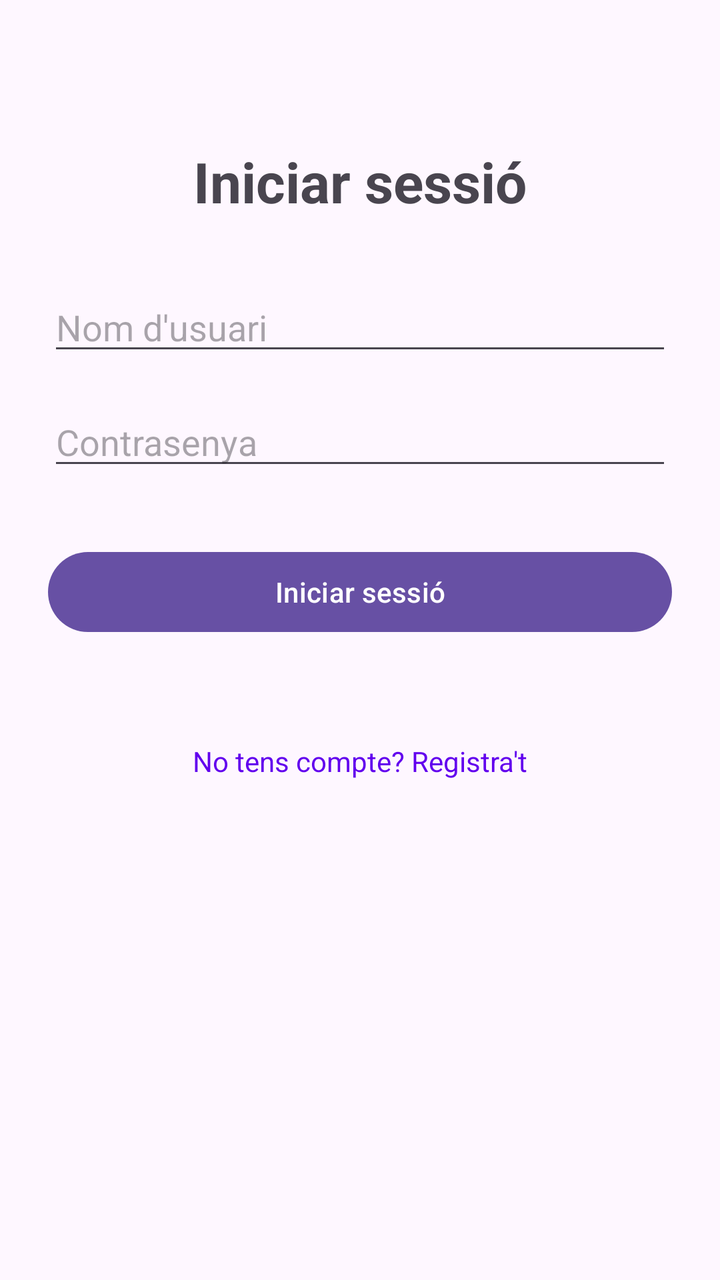
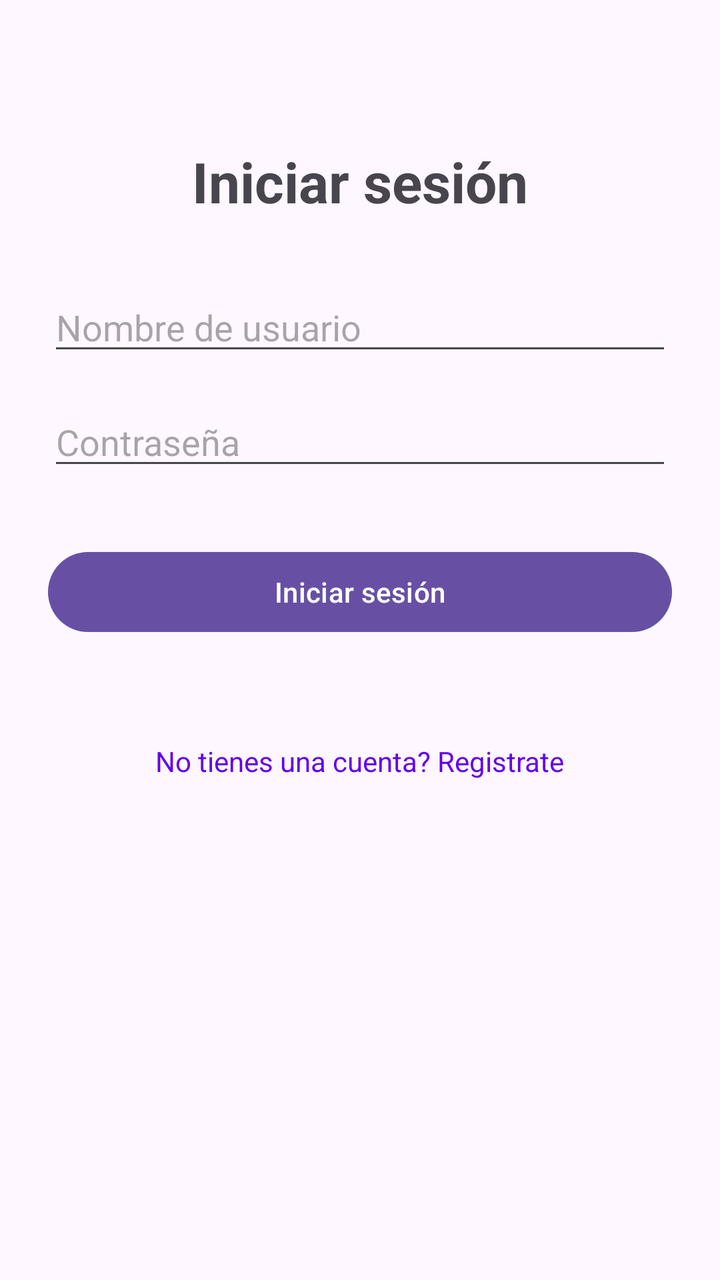

Compare the two renders of this Android layout. The source of the first and the diff that turns it into the second are given below.
<!-- AndroidManifest.xml: application theme Theme.Projecte -->
<!-- res/layout/activity_login.xml -->
<?xml version="1.0" encoding="utf-8"?>
<androidx.constraintlayout.widget.ConstraintLayout
    xmlns:android="http://schemas.android.com/apk/res/android"
    xmlns:app="http://schemas.android.com/apk/res-auto"
    android:id="@+id/main"
    android:layout_width="match_parent"
    android:layout_height="match_parent"
    android:padding="24dp">

    <TextView
        android:id="@+id/tvTitol"
        android:layout_width="wrap_content"
        android:layout_height="wrap_content"
        android:text="Iniciar sessió"
        android:textSize="28sp"
        android:textStyle="bold"
        app:layout_constraintTop_toTopOf="parent"
        app:layout_constraintStart_toStartOf="parent"
        app:layout_constraintEnd_toEndOf="parent"
        android:layout_marginTop="48dp"/>

    <EditText
        android:id="@+id/etNom"
        android:layout_width="0dp"
        android:layout_height="wrap_content"
        android:hint="Nom d'usuari"
        android:inputType="text"
        app:layout_constraintTop_toBottomOf="@id/tvTitol"
        app:layout_constraintStart_toStartOf="parent"
        app:layout_constraintEnd_toEndOf="parent"
        android:layout_marginTop="32dp"/>

    <EditText
        android:id="@+id/etContrasenya"
        android:layout_width="0dp"
        android:layout_height="wrap_content"
        android:hint="Contrasenya"
        android:inputType="textPassword"
        app:layout_constraintTop_toBottomOf="@id/etNom"
        app:layout_constraintStart_toStartOf="parent"
        app:layout_constraintEnd_toEndOf="parent"
        android:layout_marginTop="16dp"/>

    <Button
        android:id="@+id/btnLogin"
        android:layout_width="0dp"
        android:layout_height="wrap_content"
        android:text="Iniciar sessió"
        app:layout_constraintTop_toBottomOf="@id/etContrasenya"
        app:layout_constraintStart_toStartOf="parent"
        app:layout_constraintEnd_toEndOf="parent"
        android:layout_marginTop="32dp"/>

    <TextView
        android:id="@+id/tvError"
        android:layout_width="0dp"
        android:layout_height="wrap_content"
        android:text=""
        android:textColor="#D32F2F"
        android:textAlignment="center"
        app:layout_constraintTop_toBottomOf="@id/btnLogin"
        app:layout_constraintStart_toStartOf="parent"
        app:layout_constraintEnd_toEndOf="parent"
        android:layout_marginTop="16dp"/>

    <TextView
        android:id="@+id/tvAnarARegistre"
        android:layout_width="wrap_content"
        android:layout_height="wrap_content"
        android:text="No tens compte? Registra't"
        android:textColor="#6200EE"
        android:padding="8dp"
        app:layout_constraintTop_toBottomOf="@id/tvError"
        app:layout_constraintStart_toStartOf="parent"
        app:layout_constraintEnd_toEndOf="parent"
        android:layout_marginTop="8dp"/>

</androidx.constraintlayout.widget.ConstraintLayout>
<!-- resources referenced by this layout -->
<resources>
  <style name="Theme.Projecte" parent="Base.Theme.Projecte" />
  <style name="Base.Theme.Projecte" parent="Theme.Material3.DayNight.NoActionBar">
          
          
      </style>
</resources>

<!-- the commit's change to res/layout/activity_login.xml (unified diff, before → after) -->
@@ -11,7 +11,7 @@
         android:id="@+id/tvTitol"
         android:layout_width="wrap_content"
         android:layout_height="wrap_content"
-        android:text="Iniciar sessió"
+        android:text="Iniciar sesión"
         android:textSize="28sp"
         android:textStyle="bold"
         app:layout_constraintTop_toTopOf="parent"
@@ -23,7 +23,7 @@
         android:id="@+id/etNom"
         android:layout_width="0dp"
         android:layout_height="wrap_content"
-        android:hint="Nom d'usuari"
+        android:hint="Nombre de usuario"
         android:inputType="text"
         app:layout_constraintTop_toBottomOf="@id/tvTitol"
         app:layout_constraintStart_toStartOf="parent"
@@ -34,7 +34,7 @@
         android:id="@+id/etContrasenya"
         android:layout_width="0dp"
         android:layout_height="wrap_content"
-        android:hint="Contrasenya"
+        android:hint="Contraseña"
         android:inputType="textPassword"
         app:layout_constraintTop_toBottomOf="@id/etNom"
         app:layout_constraintStart_toStartOf="parent"
@@ -45,7 +45,7 @@
         android:id="@+id/btnLogin"
         android:layout_width="0dp"
         android:layout_height="wrap_content"
-        android:text="Iniciar sessió"
+        android:text="Iniciar sesión"
         app:layout_constraintTop_toBottomOf="@id/etContrasenya"
         app:layout_constraintStart_toStartOf="parent"
         app:layout_constraintEnd_toEndOf="parent"
@@ -67,7 +67,7 @@
         android:id="@+id/tvAnarARegistre"
         android:layout_width="wrap_content"
         android:layout_height="wrap_content"
-        android:text="No tens compte? Registra't"
+        android:text="No tienes una cuenta? Registrate"
         android:textColor="#6200EE"
         android:padding="8dp"
         app:layout_constraintTop_toBottomOf="@id/tvError"
